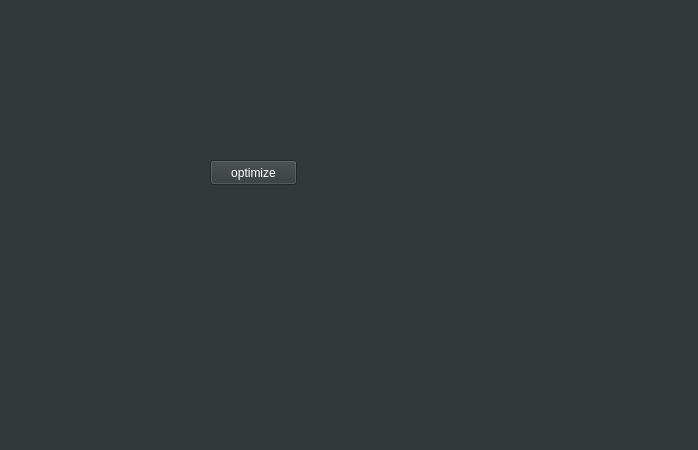
grotius-cnc/sc_project, file sc_optimizer_gui/mainwindow.ui: the form before one commit.
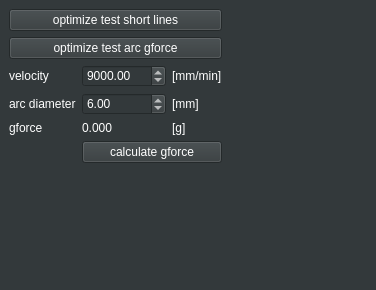
The form after the commit.

The edit to the form file:
```diff
--- a/sc_optimizer_gui/mainwindow.ui
+++ b/sc_optimizer_gui/mainwindow.ui
@@ -6,8 +6,8 @@
    <rect>
     <x>0</x>
     <y>0</y>
-    <width>698</width>
-    <height>450</height>
+    <width>376</width>
+    <height>290</height>
    </rect>
   </property>
   <property name="windowTitle">
@@ -19,19 +19,132 @@
 </string>
   </property>
   <widget class="QWidget" name="centralwidget">
-   <widget class="QPushButton" name="pushButton_optimize">
-    <property name="geometry">
-     <rect>
-      <x>210</x>
-      <y>160</y>
-      <width>87</width>
-      <height>25</height>
-     </rect>
-    </property>
-    <property name="text">
-     <string>optimize</string>
-    </property>
-   </widget>
+   <layout class="QGridLayout" name="gridLayout_3">
+    <item row="1" column="0">
+     <layout class="QGridLayout" name="gridLayout_2">
+      <item row="0" column="2">
+       <widget class="QDoubleSpinBox" name="doubleSpinBox_velocity">
+        <property name="maximum">
+         <double>10000000.000000000000000</double>
+        </property>
+        <property name="value">
+         <double>9000.000000000000000</double>
+        </property>
+       </widget>
+      </item>
+      <item row="1" column="2">
+       <widget class="QDoubleSpinBox" name="doubleSpinBox_diameter">
+        <property name="maximum">
+         <double>1000000.000000000000000</double>
+        </property>
+        <property name="value">
+         <double>6.000000000000000</double>
+        </property>
+       </widget>
+      </item>
+      <item row="0" column="3" colspan="2">
+       <widget class="QLabel" name="label_2">
+        <property name="text">
+         <string>[mm/min]</string>
+        </property>
+       </widget>
+      </item>
+      <item row="1" column="3" colspan="2">
+       <widget class="QLabel" name="label_4">
+        <property name="text">
+         <string>[mm]</string>
+        </property>
+       </widget>
+      </item>
+      <item row="2" column="3" colspan="2">
+       <widget class="QLabel" name="label_7">
+        <property name="text">
+         <string>[g]</string>
+        </property>
+       </widget>
+      </item>
+      <item row="0" column="0" colspan="2">
+       <widget class="QLabel" name="label">
+        <property name="text">
+         <string>velocity</string>
+        </property>
+       </widget>
+      </item>
+      <item row="2" column="0" colspan="2">
+       <widget class="QLabel" name="label_5">
+        <property name="text">
+         <string>gforce</string>
+        </property>
+       </widget>
+      </item>
+      <item row="2" column="2">
+       <widget class="QLabel" name="label_gforce">
+        <property name="text">
+         <string>0.000</string>
+        </property>
+       </widget>
+      </item>
+      <item row="1" column="0" colspan="2">
+       <widget class="QLabel" name="label_3">
+        <property name="text">
+         <string>arc diameter</string>
+        </property>
+       </widget>
+      </item>
+      <item row="3" column="2" colspan="3">
+       <widget class="QPushButton" name="pushButton_calculate_gforce">
+        <property name="text">
+         <string>calculate gforce</string>
+        </property>
+       </widget>
+      </item>
+     </layout>
+    </item>
+    <item row="1" column="1">
+     <spacer name="horizontalSpacer">
+      <property name="orientation">
+       <enum>Qt::Horizontal</enum>
+      </property>
+      <property name="sizeHint" stdset="0">
+       <size>
+        <width>40</width>
+        <height>20</height>
+       </size>
+      </property>
+     </spacer>
+    </item>
+    <item row="0" column="0">
+     <layout class="QGridLayout" name="gridLayout">
+      <item row="1" column="0">
+       <widget class="QPushButton" name="pushButton_optimize_arc_gforce">
+        <property name="text">
+         <string>optimize test arc gforce</string>
+        </property>
+       </widget>
+      </item>
+      <item row="0" column="0">
+       <widget class="QPushButton" name="pushButton_optimize_short_lines">
+        <property name="text">
+         <string>optimize test short lines</string>
+        </property>
+       </widget>
+      </item>
+     </layout>
+    </item>
+    <item row="2" column="0">
+     <spacer name="verticalSpacer">
+      <property name="orientation">
+       <enum>Qt::Vertical</enum>
+      </property>
+      <property name="sizeHint" stdset="0">
+       <size>
+        <width>20</width>
+        <height>40</height>
+       </size>
+      </property>
+     </spacer>
+    </item>
+   </layout>
   </widget>
   <widget class="QMenuBar" name="menubar">
    <property name="geometry">
```
Left out of the diff: 4 changed lines with no effect on the pictures.
